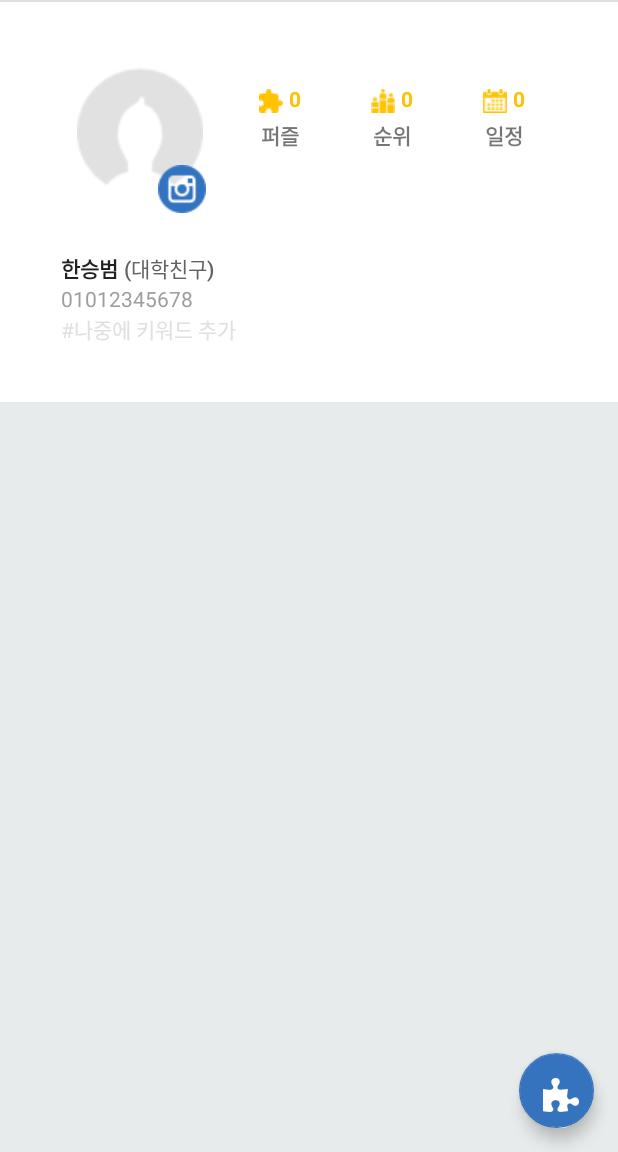
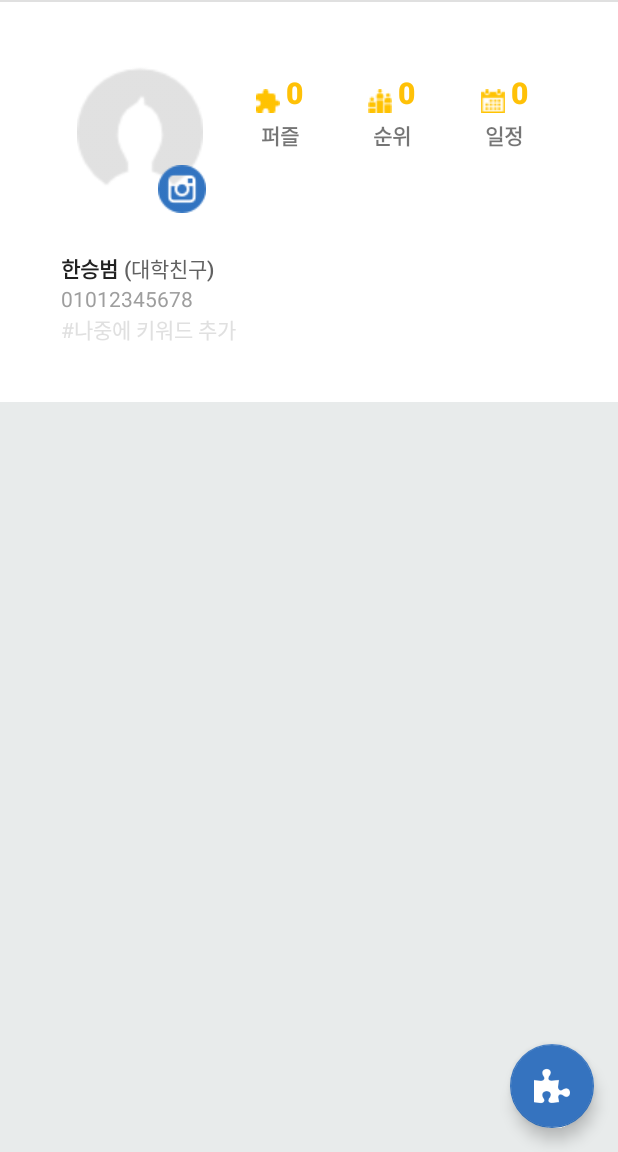
Before and after one commit to HanSeungBeom/PuzzlePiece, an Android app: the FriendDetailActivity screen opened directly, with no data from a screen before it, on a phone screen of 412 x 824 dp, the part 84-1236 px from its top. Run offline under Robolectric (Android 15) with nearby library versions, the phone set to English and light mode, and no system bars; libraries missing offline, so code that uses them is left out: io.realm; 11 statements that could not run were skipped.

Commit message:
friendDetail 구현 완료 (랭킹, 일정 추가적으로)

```diff
--- a/app/src/main/AndroidManifest.xml
+++ b/app/src/main/AndroidManifest.xml
@@ -26,7 +26,8 @@
         </activity>
         <activity
             android:name=".AddPuzzleActivity"
-            android:theme="@style/Theme.AppCompat.Translucent" />
+            android:windowSoftInputMode="stateVisible"
+           />
         <activity android:name=".AddFriendActivity"
             android:theme="@style/Theme.AppCompat.Translucent"></activity>
     </application>
--- a/app/src/main/java/bumbums/puzzlepiece/PuzzleRecyclerViewAdpater.java
+++ b/app/src/main/java/bumbums/puzzlepiece/PuzzleRecyclerViewAdpater.java
@@ -30,8 +30,10 @@ public class PuzzleRecyclerViewAdpater  extends
     @Override
     public PuzzleRecyclerViewAdpater.MyViewHolder onCreateViewHolder(ViewGroup parent, int viewType) {
         View itemView = LayoutInflater.from(parent.getContext())
-                .inflate(R.layout.row_grid, parent, false);
+                .inflate(R.layout.row_grid_friend_detail, parent, false);
         itemView.setMinimumWidth(parent.getMeasuredWidth()/3);
+
+
         return new PuzzleRecyclerViewAdpater.MyViewHolder(itemView);
     }
 
--- a/app/src/main/java/bumbums/puzzlepiece/model/Puzzle.java
+++ b/app/src/main/java/bumbums/puzzlepiece/model/Puzzle.java
@@ -8,6 +8,9 @@ import io.realm.annotations.PrimaryKey;
  */
 
 public class Puzzle extends RealmObject {
+
+    public static final String PUZZLE_ID = "id";
+    public static final String FRIEND_ID ="friendId";
 
     @PrimaryKey
     private long id;
--- a/app/src/main/java/bumbums/puzzlepiece/tab/TabFriends.java
+++ b/app/src/main/java/bumbums/puzzlepiece/tab/TabFriends.java
@@ -23,6 +23,7 @@ import bumbums.puzzlepiece.R;
 import bumbums.puzzlepiece.RecyclerViewAdapter;
 import bumbums.puzzlepiece.Utils;
 import bumbums.puzzlepiece.model.Friend;
+import bumbums.puzzlepiece.model.Puzzle;
 import io.realm.Realm;
 import io.realm.RealmResults;
 
@@ -83,8 +84,12 @@ public class TabFriends extends android.support.v4.app.Fragment implements View.
             public void execute(Realm realm) {
                 RealmResults<Friend> rows = realm.where(Friend.class).equalTo(Friend.USER_ID,id).findAll();
                 rows.deleteAllFromRealm();
+
+                RealmResults<Puzzle> puzzlesWithFriend =realm.where(Puzzle.class).equalTo(Puzzle.FRIEND_ID,id).findAll();
+                puzzlesWithFriend.deleteAllFromRealm();
             }
         });
+
         Toast.makeText(getContext(),"id="+id+" deleted",Toast.LENGTH_SHORT).show();
     }
 
--- a/app/src/main/res/layout/activity_friend_detail.xml
+++ b/app/src/main/res/layout/activity_friend_detail.xml
@@ -96,6 +96,8 @@
 
                     <TextView
                         android:id="@+id/tv_detail_puzzle"
+                        android:textAppearance="@style/Base.TextAppearance.AppCompat.Title"
+
                         android:layout_width="wrap_content"
                         android:layout_height="wrap_content"
                         android:paddingLeft="4dp"
@@ -142,6 +144,8 @@
 
                     <TextView
                         android:id="@+id/tv_detail_rank"
+                        android:textAppearance="@style/Base.TextAppearance.AppCompat.Title"
+
                         android:layout_width="wrap_content"
                         android:layout_height="wrap_content"
                         android:paddingLeft="4dp"
@@ -188,6 +192,7 @@
 
                     <TextView
                         android:id="@+id/tv_detail_calendar"
+                        android:textAppearance="@style/Base.TextAppearance.AppCompat.Title"
                         android:layout_width="wrap_content"
                         android:layout_height="wrap_content"
                         android:paddingLeft="4dp"
@@ -300,7 +305,10 @@
             <android.support.v7.widget.RecyclerView
                 android:id="@+id/rv_friend_detail"
                 android:layout_width="match_parent"
-                android:layout_height="match_parent"></android.support.v7.widget.RecyclerView>
+                android:layout_height="match_parent"
+                android:padding="4dp">
+
+            </android.support.v7.widget.RecyclerView>
 
 
         </LinearLayout>
@@ -310,10 +318,8 @@
 
     <android.support.design.widget.FloatingActionButton
         android:id="@+id/fab"
-        android:layout_width="50dp"
-        android:layout_height="50dp"
-        android:layout_alignParentBottom="true"
-        android:layout_alignParentRight="true"
+        android:layout_width="wrap_content"
+        android:layout_height="wrap_content"
         android:layout_gravity="bottom|end"
         android:layout_margin="@dimen/activity_vertical_margin"
         android:tint="@color/white"
```
Also changed, not shown: app/src/main/java/bumbums/puzzlepiece/AddPuzzleActivity.java (+25 -1 lines), app/src/main/java/bumbums/puzzlepiece/FriendDetailActivity.java (+59 -14 lines), app/src/main/java/bumbums/puzzlepiece/Utils.java (+14 -2 lines), app/src/main/res/layout/activity_add_puzzle.xml (+2 -12 lines), app/src/main/res/layout/row_grid_friend_detail.xml (+4 -4 lines).
